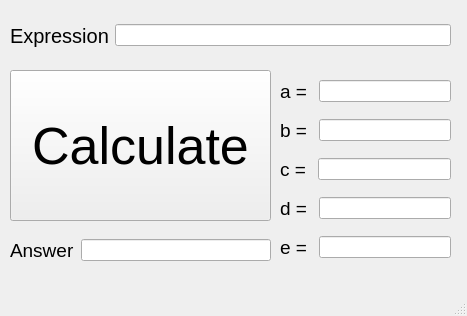
First picture: the form in Sem2/C++/LR4/mainwindow.ui, repository byxmend/LR, before the edit.
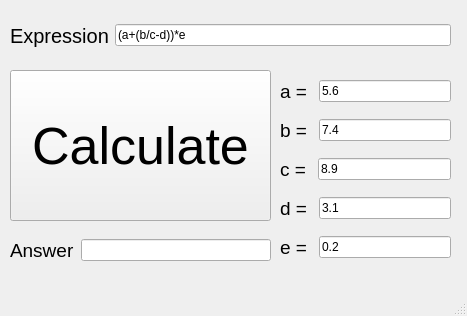
Second picture: the form after the edit.

Diff of the .ui file:
```diff
--- a/Sem2/C++/LR4/mainwindow.ui
+++ b/Sem2/C++/LR4/mainwindow.ui
@@ -39,7 +39,11 @@
         </widget>
        </item>
        <item>
-        <widget class="QLineEdit" name="lineEditA"/>
+        <widget class="QLineEdit" name="lineEditA">
+         <property name="text">
+          <string>5.6</string>
+         </property>
+        </widget>
        </item>
       </layout>
      </item>
@@ -58,7 +62,11 @@
         </widget>
        </item>
        <item>
-        <widget class="QLineEdit" name="lineEditB"/>
+        <widget class="QLineEdit" name="lineEditB">
+         <property name="text">
+          <string>7.4</string>
+         </property>
+        </widget>
        </item>
       </layout>
      </item>
@@ -77,7 +85,11 @@
         </widget>
        </item>
        <item>
-        <widget class="QLineEdit" name="lineEditC"/>
+        <widget class="QLineEdit" name="lineEditC">
+         <property name="text">
+          <string>8.9</string>
+         </property>
+        </widget>
        </item>
       </layout>
      </item>
@@ -96,7 +108,11 @@
         </widget>
        </item>
        <item>
-        <widget class="QLineEdit" name="lineEditD"/>
+        <widget class="QLineEdit" name="lineEditD">
+         <property name="text">
+          <string>3.1</string>
+         </property>
+        </widget>
        </item>
       </layout>
      </item>
@@ -115,7 +131,11 @@
         </widget>
        </item>
        <item>
-        <widget class="QLineEdit" name="lineEditE"/>
+        <widget class="QLineEdit" name="lineEditE">
+         <property name="text">
+          <string>0.2</string>
+         </property>
+        </widget>
        </item>
       </layout>
      </item>
@@ -171,7 +191,11 @@
       </widget>
      </item>
      <item>
-      <widget class="QLineEdit" name="lineEditExpression"/>
+      <widget class="QLineEdit" name="lineEditExpression">
+       <property name="text">
+        <string>(a+(b/c-d))*e</string>
+       </property>
+      </widget>
      </item>
     </layout>
    </widget>
```
Left out of the diff: 2 changed lines with no effect on the pictures.
